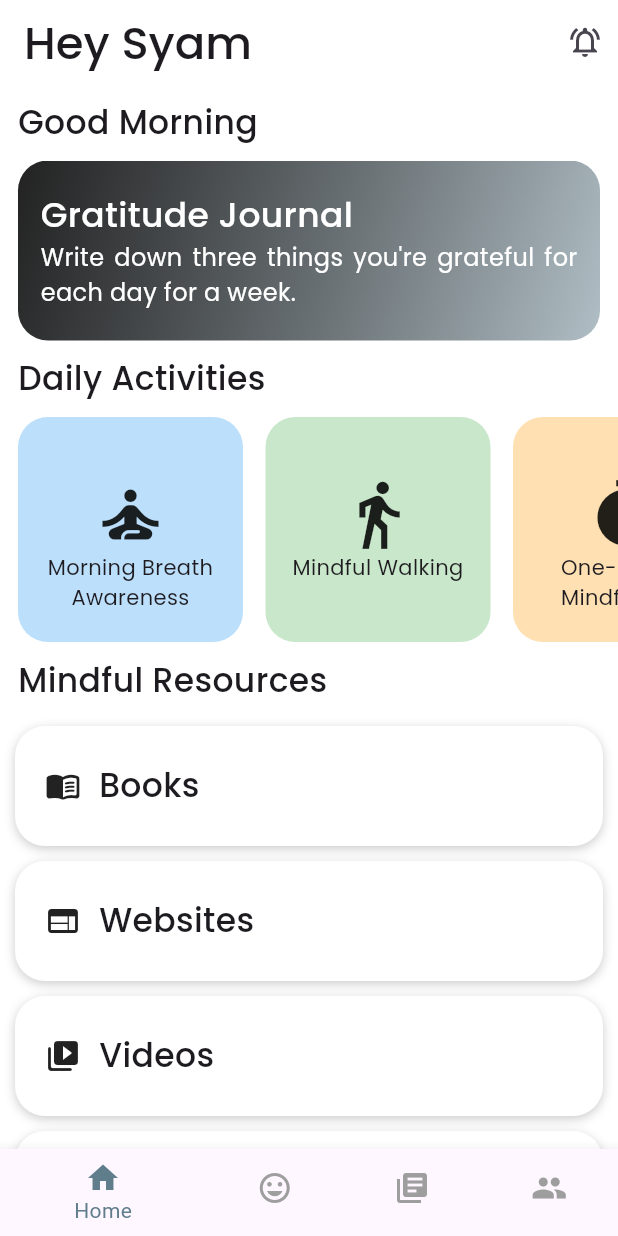
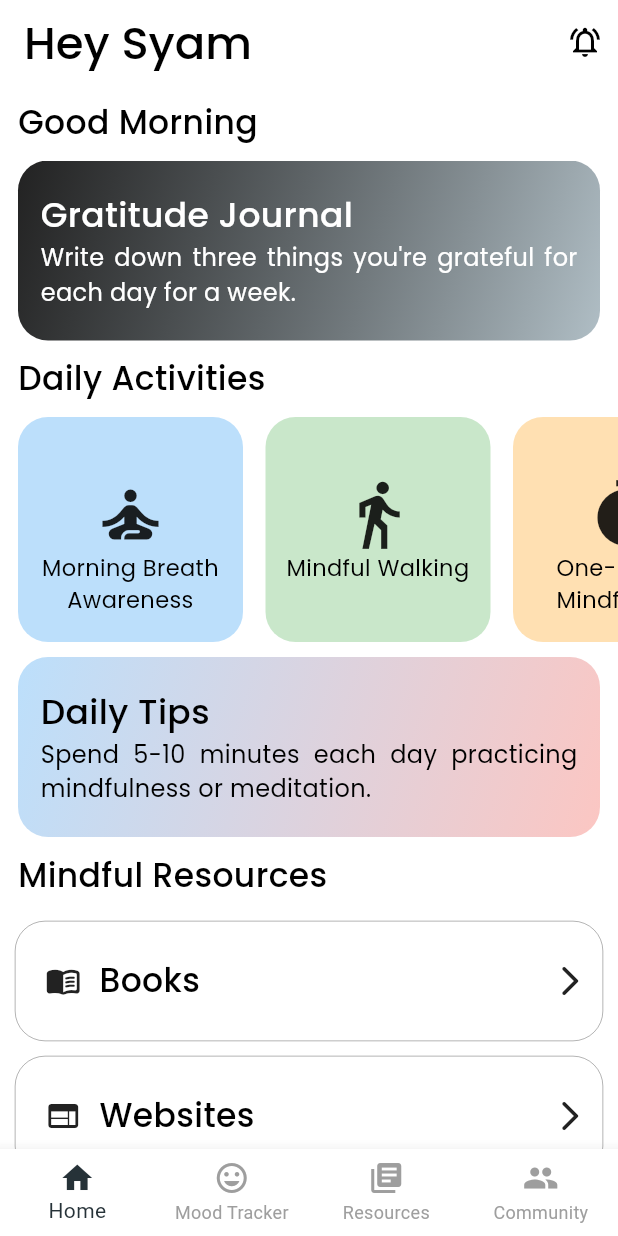
Before and after one commit to syamsundar662/Mind_Glow, a Flutter app: the screen it shows after launch, on a phone screen of 412 x 824 dp. Run offline on Flutter 3.47's test engine with Material 3 defaults, Android fonts, the phone set to English and light mode, and no system bars; drawn by our look-alikes of carousel_slider; our stand-ins replace firebase_auth, firebase_core, google_fonts, youtube_player_flutter; accounts and stored records are empty.

Commit message:
home ui almost done

```diff
--- a/lib/main.dart
+++ b/lib/main.dart
@@ -1,6 +1,7 @@
 import 'package:firebase_core/firebase_core.dart';
 import 'package:flutter/material.dart';
 import 'package:mind_glow_test/firebase_options.dart';
+import 'package:mind_glow_test/utils/theme.dart';
 
 import 'package:mind_glow_test/view%20model/auth_provider.dart';
 import 'package:mind_glow_test/view%20model/mood_provider.dart';
@@ -30,7 +31,8 @@ class MyApp extends StatelessWidget {
       ],
       child: MaterialApp(
         debugShowCheckedModeBanner: false,
-        theme:ThemeData.light(),
+        theme:lightTheme,
+
         home: RootScreen(),
       ),
     );
--- a/lib/view model/mood_provider.dart
+++ b/lib/view model/mood_provider.dart
@@ -4,7 +4,7 @@ import 'package:mind_glow_test/model/mood_entry.dart';
 
 
 class MoodProvider extends ChangeNotifier {
-  List<MoodEntry> _moodHistory = [];
+  final List<MoodEntry> _moodHistory = [];
   DateTime? _lastMoodDate; // Track the date of the last mood entry
 
   List<MoodEntry> get moodHistory => _moodHistory;
--- a/lib/view/features/home.dart
+++ b/lib/view/features/home.dart
@@ -10,7 +10,6 @@ class HomePage extends StatelessWidget {
 
   @override
   Widget build(BuildContext context) {
-    // Create a YoutubePlayerController
     final YoutubePlayerController _controller = YoutubePlayerController(
       initialVideoId: YoutubePlayer.convertUrlToId(
               'https://www.youtube.com/watch?v=inpok4MKVLM') ??
@@ -40,21 +39,159 @@ class HomePage extends StatelessWidget {
             kHeight10,
             SubHeadings(title: getGreeting(), align: TextAlign.start),
             kHeight10,
-            _homeMainCarouselSlider(),
+            _homeMainCarouselSlider(context),
             kHeight10,
             const SubHeadings(
                 title: 'Daily Activities', align: TextAlign.start),
             kHeight10,
-            SizedBox(
+            _homeDailyActivityList(),
+            kHeight10,
+            _homeDailyTipContainer(),
+            kHeight10,
+            const SubHeadings(
+              title: 'Mindful Resources',
+              align: TextAlign.start,
+            ),
+            // Padding(
+            //   padding: const EdgeInsets.all(8.0),
+            //   child: YoutubePlayer(
+            //     controller: _controller,
+            //     showVideoProgressIndicator: true,
+            //     onReady: () {
+            //       // Do something when the player is ready
+            //     },
+            //   ),
+            // ),
+            kHeight10,
+
+            _homeMindfullResourseList(),
+            kHeight20,
+          ],
+        ),
+      ),
+    );
+  }
+
+
+
+  Container _homeDailyTipContainer() {
+    return Container(
+      decoration: BoxDecoration(
+          gradient: LinearGradient(
+            colors: [
+              quoteAccentColors[0],
+              quoteAccentColors[3],
+              // Colors.white,
+            ],
+            begin: Alignment.topLeft,
+            end: Alignment.bottomRight,
+          ),
+          color: Colors.blueAccent[100],
+          borderRadius: BorderRadius.circular(20)),
+      margin: homeSymmetricPadding,
+      height: 120,
+      width: double.infinity,
+      child: Center(
+        child: Padding(
+          padding: const EdgeInsets.all(15),
+          child: Column(
+            crossAxisAlignment: CrossAxisAlignment.start,
+            mainAxisAlignment: MainAxisAlignment.center,
+            children: [
+              Text(
+                'Daily Tips',
+                style: GoogleFonts.poppins(
+                  fontSize: 23,
+                  fontWeight: FontWeight.w500,
+                  // color: Colors.white
+                ),
+              ),
+              Text(
+                homeQuotes[1],
+                textAlign: TextAlign.justify,
+                style: GoogleFonts.poppins(
+                  fontSize: 16,
+                  // color: Colors.white,
+                  fontWeight: FontWeight.w400,
+                ),
+              ),
+            ],
+          ),
+        ),
+      ),
+    );
+  }
+
+  ListView _homeMindfullResourseList() {
+    return ListView.builder(
+      physics: const NeverScrollableScrollPhysics(),
+      shrinkWrap: true,
+      itemCount: mindfullResourses.length,
+      itemBuilder: (context, index) {
+        return Container(
+          margin: homePaddingAll5,
+          width: double.infinity,
+          height: 80,
+          decoration: BoxDecoration(
+            border: Border.all(width: .2),
+            borderRadius: BorderRadius.circular(20),
+          ),
+          child: Row(
+            children: [
+              kWIdth20,
+              Icon(mindfullResoursesIcon[index]),
+              Column(
+                mainAxisAlignment: MainAxisAlignment.center,
+                children: [
+                  SubHeadings(
+                    title: mindfullResourses[index],
+                  ),
+                ],
+              ),
+              const Spacer(),
+              const Icon(Icons.arrow_forward_ios_rounded),
+              kWidth10,
+            ],
+          ),
+        );
+      },
+    );
+  }
+
+  SizedBox _homeDailyActivityList() {
+    return SizedBox(
       height: 150,
       child: ListView.builder(
         scrollDirection: Axis.horizontal,
         padding: homeSymmetricPadding,
         physics: const AlwaysScrollableScrollPhysics(),
-                itemCount: 4,
+        itemCount: dailyActivityHeadings.length,
         itemBuilder: (context, index) {
           return Padding(
             padding: const EdgeInsets.only(right: 15),
+            child: GestureDetector(
+              onTap: () {
+                showDialog(
+                  context: context,
+                  builder: (BuildContext context) {
+                    return AlertDialog(
+                      title: Text(dailyActivityHeadings[index]),
+                      content: Text(dailtActivityDescriptions[index]),
+                      actions: [
+                        TextButton(
+                          onPressed: () {
+                            Navigator.of(context).pop(); // Close the dialog
+                          },
+                          child: const Text(
+                            'OK',
+                            style: TextStyle(color: Colors.white),
+                          ),
+                        ),
+                      ],
+                    );
+                  },
+                );
+              },
               child: Container(
                 height: 150,
                 width: 150,
@@ -73,73 +210,19 @@ class HomePage extends StatelessWidget {
                       dailyActivityHeadings[index],
                       textAlign: TextAlign.center,
                       style: GoogleFonts.poppins(
-                                fontWeight: FontWeight.w400),
+                          fontWeight: FontWeight.w400, fontSize: 15),
                     ),
                   ],
+                ),
               ),
             ),
           );
         },
       ),
-            ),
-            kHeight10,
-            const SubHeadings(
-              title: 'Mindful Resources',
-              align: TextAlign.start,
-            ),
-            // Padding(
-            //   padding: const EdgeInsets.all(8.0),
-            //   child: YoutubePlayer(
-            //     controller: _controller,
-            //     showVideoProgressIndicator: true,
-            //     onReady: () {
-            //       // Do something when the player is ready
-            //     },
-            //   ),
-            // ),
-            kHeight10,
-            ListView.builder(
-              physics: const NeverScrollableScrollPhysics(),
-              shrinkWrap: true,
-              itemCount: mindfullResourses.length,
-              itemBuilder: (context, index) {
-                return Container(
-                  margin: homePaddingAll5,
-                  width: double.infinity,
-                  height: 80,
-                  decoration: BoxDecoration(
-                      boxShadow: [
-                        BoxShadow(
-                            color: Colors.black.withOpacity(0.2),
-                            blurRadius: 5.0,
-                            offset: const Offset(0.0, 2.0)),
-                      ],
-                      borderRadius: BorderRadius.circular(20),
-                      color: Colors.white),
-                  child: Row(
-                    children: [
-                      kWIdth20,
-                      Icon(mindfullResoursesIcon[index]),
-                      Column(
-                        mainAxisAlignment: MainAxisAlignment.center,
-                        children: [
-                          SubHeadings(
-                            title: mindfullResourses[index],
-                          ),
-                        ],
-                      ),
-                    ],
-                  ),
-                );
-              },
-            )
-          ],
-        ),
-      ),
     );
   }
 
-  CarouselSlider _homeMainCarouselSlider() {
+  CarouselSlider _homeMainCarouselSlider(BuildContext context) {
     return CarouselSlider.builder(
         itemCount: homeQuotes1.length,
         itemBuilder: (context, index, realIndex) {
--- a/lib/view/root/root_screen.dart
+++ b/lib/view/root/root_screen.dart
@@ -1,6 +1,7 @@
 import 'package:flutter/material.dart';
 import 'package:mind_glow_test/view%20model/root_screen_provider.dart';
 import 'package:provider/provider.dart';
+
 
 class RootScreen extends StatelessWidget {
   const RootScreen({super.key});
@@ -10,9 +11,10 @@ class RootScreen extends StatelessWidget {
     return Scaffold(
       body: homeScreenProvider.currentScreen,
       bottomNavigationBar: BottomNavigationBar(
-        selectedItemColor: Colors.blueGrey,
-        unselectedItemColor: Colors.grey,
+        selectedItemColor: Colors.blueGrey[900],
+        unselectedItemColor: Colors.grey[500],
         useLegacyColorScheme: false,
+        type: BottomNavigationBarType.fixed,
         items: const [
         BottomNavigationBarItem(
           icon: Icon(Icons.home),
--- a/lib/view/widgets/sub_heading.dart
+++ b/lib/view/widgets/sub_heading.dart
@@ -7,10 +7,11 @@ class SubHeadings extends StatelessWidget {
   const SubHeadings({
     super.key,
     required this.title,
-    this.align,
+    this.align, this.color,
   });
   final String title;
   final TextAlign? align;
+  final Color? color;
 
   @override
   Widget build(BuildContext context) {
@@ -21,6 +22,7 @@ class SubHeadings extends StatelessWidget {
         textAlign: align,
         style: GoogleFonts.poppins(
           fontSize: 22,
+           color: color,
           fontWeight: FontWeight.w500,
         ),
       ),
```
Lines whose indentation alone changed are shown as unchanged.
